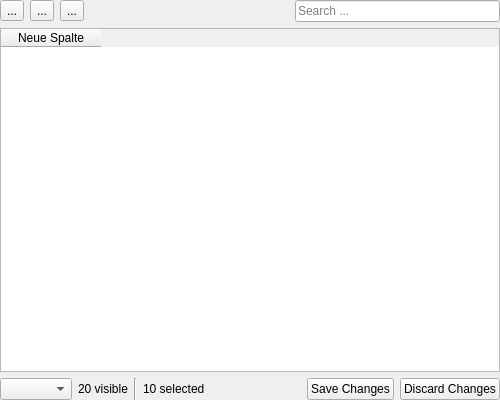
Above: ui/transactionlistwidget.ui from dlbuchholz/aion-mirror before the change. Below: the same form after it.
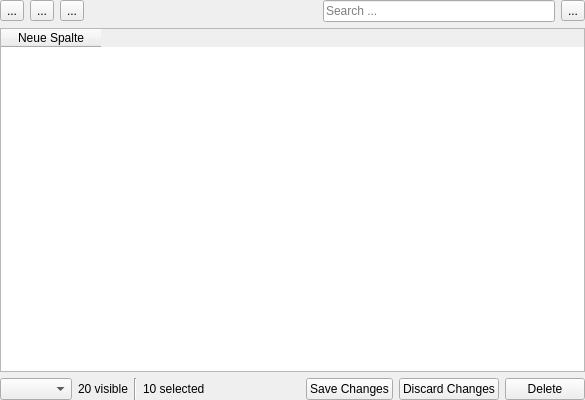
That is the form after the change. Icons and pictures are not drawn. Custom widgets are drawn as their Qt base class.

```diff
--- a/ui/transactionlistwidget.ui
+++ b/ui/transactionlistwidget.ui
@@ -6,7 +6,7 @@
    <rect>
     <x>0</x>
     <y>0</y>
-    <width>500</width>
+    <width>585</width>
     <height>400</height>
    </rect>
   </property>
@@ -81,6 +81,16 @@
        </property>
       </widget>
      </item>
+     <item>
+      <widget class="QToolButton" name="deleteEntryButton">
+       <property name="text">
+        <string>...</string>
+       </property>
+       <property name="icon">
+        <iconset theme="QIcon::ThemeIcon::EditDelete"/>
+       </property>
+      </widget>
+     </item>
     </layout>
    </item>
    <item>
@@ -162,6 +172,16 @@
          </property>
         </widget>
        </item>
+       <item>
+        <widget class="QPushButton" name="deleteButton">
+         <property name="text">
+          <string>Delete</string>
+         </property>
+         <property name="icon">
+          <iconset theme="QIcon::ThemeIcon::EditClear"/>
+         </property>
+        </widget>
+       </item>
       </layout>
      </item>
     </layout>
```
Left out of the diff: 6 changed lines with no effect on the pictures.
